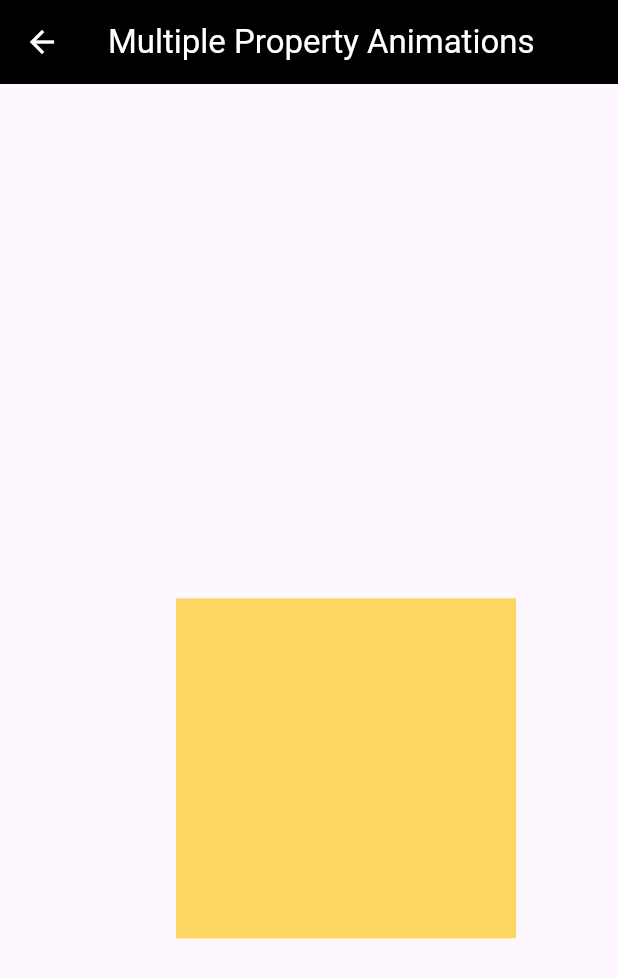
After one commit to mernaislam/Flutter-Animations-pt2, a Flutter app: the MultipleTransitionScreen screen opened by its route, on a phone screen of 412 x 824 dp. The commit adds this screen. Shown: the top 978 px of the screen. Run offline on Flutter 3.47's test engine with Material 3 defaults, Android fonts, the light colour scheme and no system bars.

Commit message:
feat: Add multiple tweens to animate simultaneously

```diff
--- a/flutter_animations_pt2/lib/main.dart
+++ b/flutter_animations_pt2/lib/main.dart
@@ -1,6 +1,7 @@
 import 'package:flutter/material.dart';
 import 'package:flutter_animations_pt2/screens/color_transition_screen.dart';
 import 'package:flutter_animations_pt2/screens/home_screen.dart';
+import 'package:flutter_animations_pt2/screens/multiple_property_animations_screen.dart';
 import 'package:flutter_animations_pt2/screens/opacity_transition_screen.dart';
 import 'package:flutter_animations_pt2/screens/position_transition_screen.dart';
 import 'package:flutter_animations_pt2/screens/rotation_transition_screen.dart';
@@ -29,6 +30,7 @@ class AnimationsApp extends StatelessWidget {
         RotationTransitionScreen.id :(context) => const RotationTransitionScreen(),
         SizeTransitionScreen.id :(context) => const SizeTransitionScreen(),
         ShapeTransitionScreen.id :(context) => const ShapeTransitionScreen(),
+        MultipleTransitionScreen.id :(context) => const MultipleTransitionScreen(),
       },
       initialRoute: HomeScreen.id,
     );
--- a/flutter_animations_pt2/lib/screens/home_screen.dart
+++ b/flutter_animations_pt2/lib/screens/home_screen.dart
@@ -1,5 +1,6 @@
 import 'package:flutter/material.dart';
 import 'package:flutter_animations_pt2/screens/color_transition_screen.dart';
+import 'package:flutter_animations_pt2/screens/multiple_property_animations_screen.dart';
 import 'package:flutter_animations_pt2/screens/opacity_transition_screen.dart';
 import 'package:flutter_animations_pt2/screens/position_transition_screen.dart';
 import 'package:flutter_animations_pt2/screens/rotation_transition_screen.dart';
@@ -24,7 +25,7 @@ class HomeScreen extends StatelessWidget {
       ShapeTransitionScreen.id,
       'Curve Animation',
       'Animated Icon',
-      'Multiple Property Animations',
+      MultipleTransitionScreen.id,
     ];
     return Scaffold(
       appBar: AppBar(
--- /dev/null
+++ b/flutter_animations_pt2/lib/screens/multiple_property_animations_screen.dart
@@ -0,0 +1,62 @@
+import 'package:flutter/material.dart';
+
+class MultipleTransitionScreen extends StatelessWidget {
+  const MultipleTransitionScreen({super.key});
+
+  static const id = 'Multiple Property Animations';
+  @override
+  Widget build(BuildContext context) {
+    const int duration = 3;
+    return Scaffold(
+      appBar: AppBar(
+        title: const Text(id),
+        backgroundColor: Colors.black,
+        foregroundColor: Colors.white,
+      ),
+      body: TweenAnimationBuilder(
+        tween: Tween<AlignmentGeometry>(
+          begin: Alignment.topLeft,
+          end: Alignment.bottomRight,
+        ),
+        duration: const Duration(
+          seconds: duration,
+        ),
+        builder: (context, value, child) {
+          return Align(
+            alignment: value,
+            child: TweenAnimationBuilder(
+              tween: Tween<double>(
+                begin: 0,
+                end: 1,
+              ),
+              duration: const Duration(
+                seconds: duration,
+              ),
+              builder: (context, value, child) {
+                return Opacity(
+                  opacity: value,
+                  child: TweenAnimationBuilder(
+                    tween: Tween<double>(
+                      begin: 100,
+                      end: 300,
+                    ),
+                    duration: const Duration(
+                      seconds: duration,
+                    ),
+                    builder: (context, value, child) {
+                      return Container(
+                        color: Colors.amber,
+                        height: value,
+                        width: value,
+                      );
+                    },
+                  ),
+                );
+              },
+            ),
+          );
+        },
+      ),
+    );
+  }
+}
```
